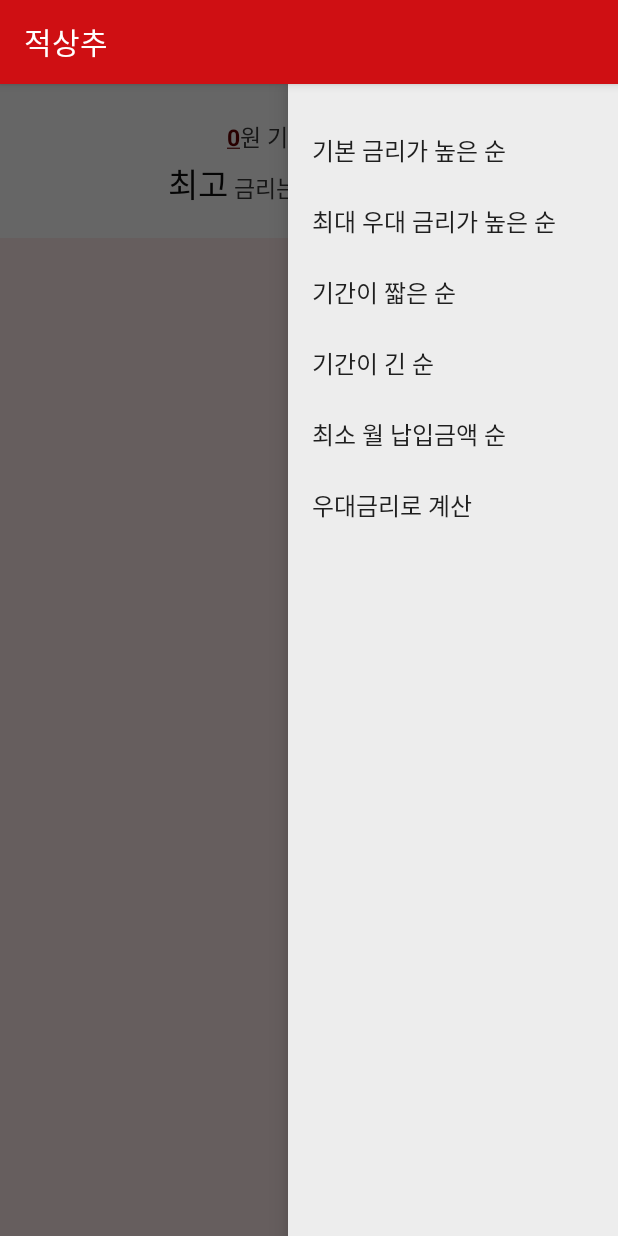
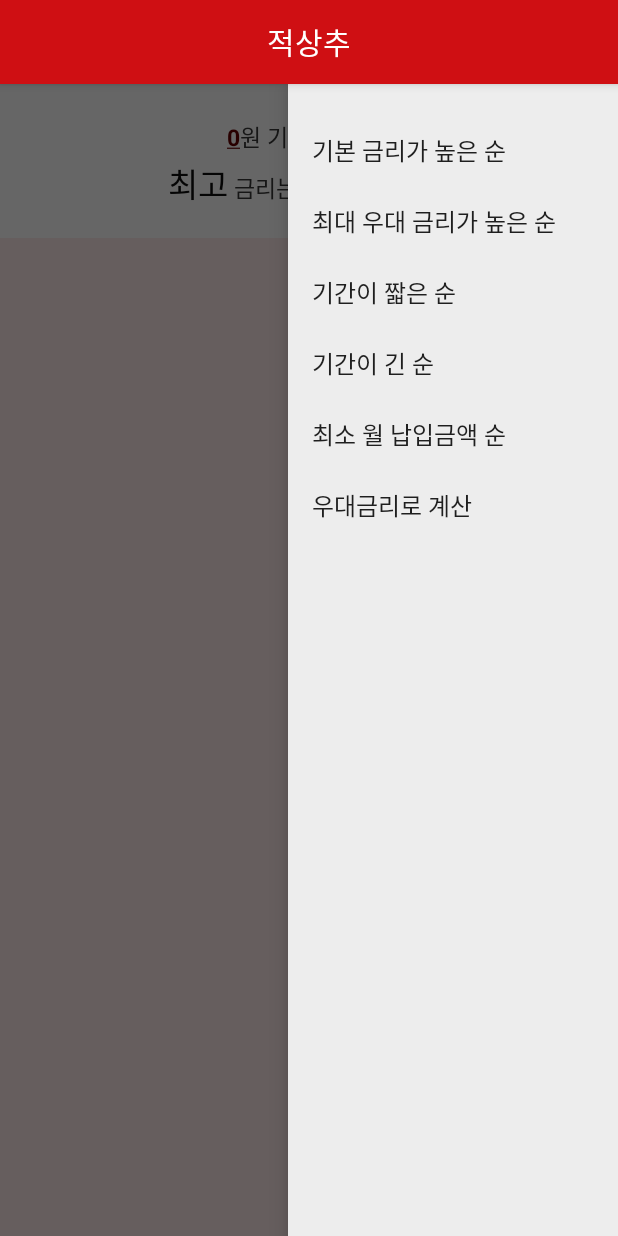
Before and after one commit to choisungyoung/KeepMeTheMoney04, an Android app: the ListActivity screen opened directly, with no data from a screen before it, with the side drawer open, on a phone screen of 412 x 824 dp. Run offline under Robolectric (Android 15) with nearby library versions, the phone set to English and light mode, and no system bars; 3 statements that could not run were skipped.

Commit message:
완성되가나요?

```diff
--- a/app/src/main/java/com/example/keepmethemoney04/Activity/DetailActivity.java
+++ b/app/src/main/java/com/example/keepmethemoney04/Activity/DetailActivity.java
@@ -10,6 +10,7 @@ import android.os.Bundle;
 import android.os.Handler;
 import android.os.Message;
 import android.support.v4.app.ActivityCompat;
+import android.support.v7.app.ActionBar;
 import android.support.v7.app.AppCompatActivity;
 import android.support.v7.widget.RecyclerView;
 import android.view.ViewGroup;
@@ -43,6 +44,9 @@ public class DetailActivity extends AppCompatActivity {
     @Override
     protected void onCreate(Bundle savedInstanceState) {
         super.onCreate(savedInstanceState);
+        getSupportActionBar().setDisplayShowTitleEnabled(false);
+        getSupportActionBar().setDisplayOptions(ActionBar.DISPLAY_SHOW_CUSTOM);
+        getSupportActionBar().setCustomView(R.layout.title_bar);
         setContentView(R.layout.activity_detail);
         listView = findViewById(R.id.detailListView);
         Intent intent = getIntent();
--- a/app/src/main/java/com/example/keepmethemoney04/Activity/ListActivity.java
+++ b/app/src/main/java/com/example/keepmethemoney04/Activity/ListActivity.java
@@ -6,6 +6,7 @@ import android.graphics.Color;
 import android.graphics.Paint;
 import android.os.Bundle;
 import android.support.v4.widget.DrawerLayout;
+import android.support.v7.app.ActionBar;
 import android.support.v7.app.AppCompatActivity;
 import android.util.AttributeSet;
 import android.view.Gravity;
@@ -44,16 +45,20 @@ public class ListActivity extends AppCompatActivity {
     //애니메이션
     Animation tranlateUpAnim;
     Animation tranlateDownAnim;
-    LinearLayout page;
+    LinearLayout page, linearL;
     //숨겨진 페이지가 열렸는지 확인하는 변수
     boolean isPageOpen = true;
 
     @Override
     protected void onCreate(Bundle savedInstanceState) {
         super.onCreate(savedInstanceState);
+        getSupportActionBar().setDisplayShowTitleEnabled(false);
+        getSupportActionBar().setDisplayOptions(ActionBar.DISPLAY_SHOW_CUSTOM);
+        getSupportActionBar().setCustomView(R.layout.title_bar);
         setContentView(R.layout.activity_list);
 
         listView = (ListView) findViewById(R.id.listview);
+        linearL = findViewById(R.id.linearL);
 
         savings = Data.savings;
         sortByRate2();
@@ -218,23 +223,23 @@ public class ListActivity extends AppCompatActivity {
     }
 
     public String convertHangul(String value) {
-        String[] number_labels = { "", "일", "이", "삼", "사", "오", "육", "칠", "팔", "구"};
+        String[] number_labels = {"", "일", "이", "삼", "사", "오", "육", "칠", "팔", "구"};
         String[] range_labels = {"", "십", "백", "천", "만", "십만", "백만", "천만", "억", "십억"};
 
 
-        int rangeCount = value.length()-1;
+        int rangeCount = value.length() - 1;
         int rawValue = Integer.valueOf(value);
         StringBuilder result = new StringBuilder();
-        while(rangeCount >= 0) {
-            int mod = (int)Math.pow(10, rangeCount);
-            result.append(number_labels[rawValue/mod]);
-            if(rawValue/mod > 0) {
+        while (rangeCount >= 0) {
+            int mod = (int) Math.pow(10, rangeCount);
+            result.append(number_labels[rawValue / mod]);
+            if (rawValue / mod > 0) {
                 result.append(range_labels[rangeCount]);
             }
             rawValue = rawValue % mod;
             rangeCount--;
         }
-      return result.toString();
+        return result.toString();
     }
 
 
--- a/app/src/main/java/com/example/keepmethemoney04/Activity/MainActivity.java
+++ b/app/src/main/java/com/example/keepmethemoney04/Activity/MainActivity.java
@@ -5,6 +5,7 @@ import android.os.Bundle;
 import android.os.Handler;
 import android.os.Message;
 import android.support.v4.view.ViewPager;
+import android.support.v7.app.ActionBar;
 import android.support.v7.app.AppCompatActivity;
 import android.util.Log;
 
@@ -29,12 +30,16 @@ public class MainActivity extends AppCompatActivity {
         startActivity(new Intent(getApplicationContext(), SplashActivity.class));
 
         super.onCreate(savedInstanceState);
+        getSupportActionBar().setDisplayShowTitleEnabled(false);
+        getSupportActionBar().setDisplayOptions(ActionBar.DISPLAY_SHOW_CUSTOM);
+        getSupportActionBar().setCustomView(R.layout.title_bar);
 //        try {
 //            Thread.sleep(500);
 //        } catch (InterruptedException e) {
 //            e.printStackTrace();
 //        }
         setContentView(R.layout.activity_main);
+
 
         this.initializeData();
 
--- a/app/src/main/java/com/example/keepmethemoney04/Activity/SubActivity.java
+++ b/app/src/main/java/com/example/keepmethemoney04/Activity/SubActivity.java
@@ -2,6 +2,7 @@ package com.example.keepmethemoney04.Activity;
 
 import android.content.Intent;
 import android.os.Bundle;
+import android.support.v7.app.ActionBar;
 import android.support.v7.app.AppCompatActivity;
 import android.widget.GridView;
 
@@ -19,6 +20,9 @@ public class SubActivity extends AppCompatActivity {
     @Override
     protected void onCreate(Bundle savedInstanceState) {
         super.onCreate(savedInstanceState);
+        getSupportActionBar().setDisplayShowTitleEnabled(false);
+        getSupportActionBar().setDisplayOptions(ActionBar.DISPLAY_SHOW_CUSTOM);
+        getSupportActionBar().setCustomView(R.layout.title_bar);
         setContentView(R.layout.activity_sub);
 
         Intent intent = getIntent();
--- a/app/src/main/java/com/example/keepmethemoney04/Adapter/ListviewAdapter.java
+++ b/app/src/main/java/com/example/keepmethemoney04/Adapter/ListviewAdapter.java
@@ -21,6 +21,8 @@ public class ListviewAdapter extends BaseAdapter {
     private int targetMoney;
    private int layout;
    private Context context;
+//    private View view;
+
    public ListviewAdapter(Context context, int layout, ArrayList<Saving> data, int targetMoney){
        this.inflater=(LayoutInflater)context.getSystemService(Context.LAYOUT_INFLATER_SERVICE);
        this.context = context;
@@ -42,6 +44,7 @@ public class ListviewAdapter extends BaseAdapter {
    public View getView(int position, View convertView, ViewGroup parent){
        if(convertView==null){
            convertView=inflater.inflate(layout,parent,false);
+//           view = inflater.inflate(R.layout.no_view, null);
        }
 
         Saving s=data.get(position);
@@ -72,9 +75,11 @@ public class ListviewAdapter extends BaseAdapter {
         }
 
         if(principal > s.getMax_limit()){
+//            convertView.setVisibility(View.GONE);
             monthPrice.setText("한도 초과");
         }
         else{
+            convertView.setVisibility(View.VISIBLE);
             monthPrice.setText("월 "+ format.format(principal) +"원");
         }//Integer.toString(principal)
        //TextView accountName = convertView.findViewById(R.id.accountName);
--- /dev/null
+++ b/app/src/main/res/drawable/draw_arrow.xml
@@ -0,0 +1,9 @@
+<?xml version="1.0" encoding="utf-8"?>
+<layer-list xmlns:android="http://schemas.android.com/apk/res/android">
+
+    <item android:drawable="@color/colorWhite" />
+    <item>
+        <bitmap android:src="@mipmap/arrow" android:gravity="right"  />
+    </item>
+
+</layer-list>
--- a/app/src/main/res/layout/activity_list.xml
+++ b/app/src/main/res/layout/activity_list.xml
@@ -27,6 +27,7 @@
                 android:id="@+id/page"
                 android:layout_width="match_parent"
                 android:layout_height="wrap_content"
+                android:background="@drawable/draw_arrow"
                 android:layout_marginTop="20dp"
                 android:layout_marginBottom="20dp"
                 android:orientation="vertical">
--- a/app/src/main/res/layout/item_saving.xml
+++ b/app/src/main/res/layout/item_saving.xml
@@ -1,6 +1,7 @@
 <?xml version="1.0" encoding="utf-8"?>
 <LinearLayout xmlns:android="http://schemas.android.com/apk/res/android"
     xmlns:card_view="http://schemas.android.com/apk/res-auto"
+    android:id="@+id/linearL"
     xmlns:tools="http://schemas.android.com/tools"
     android:layout_width="match_parent"
     android:layout_height="wrap_content"
--- /dev/null
+++ b/app/src/main/res/layout/title_bar.xml
@@ -0,0 +1,18 @@
+<?xml version="1.0" encoding="utf-8"?>
+<LinearLayout xmlns:android="http://schemas.android.com/apk/res/android"
+    android:layout_width="match_parent"
+    android:layout_height="wrap_content"
+    android:orientation="vertical"
+    >
+
+    <android.support.v7.widget.AppCompatTextView
+        android:id="@+id/title_cat01"
+        style="@style/TextAppearance.AppCompat.Widget.ActionBar.Title"
+        android:layout_width="wrap_content"
+        android:layout_height="wrap_content"
+        android:layout_gravity="center"
+        android:gravity="center"
+        android:text="적상추"
+
+        />
+</LinearLayout>
--- a/app/src/main/res/values/strings.xml
+++ b/app/src/main/res/values/strings.xml
@@ -1,3 +1,5 @@
 <resources>
-    <string name="app_name">적상추</string>
+    <string name="app_name">
+        적상추
+    </string>
 </resources>
```
Also changed, not shown: app/build.gradle (+3 -5 lines), app/src/main/res/layout/no_view.xml (added, +7 -0 lines), app/src/main/res/mipmap-xxhdpi/arrow.png (added).
